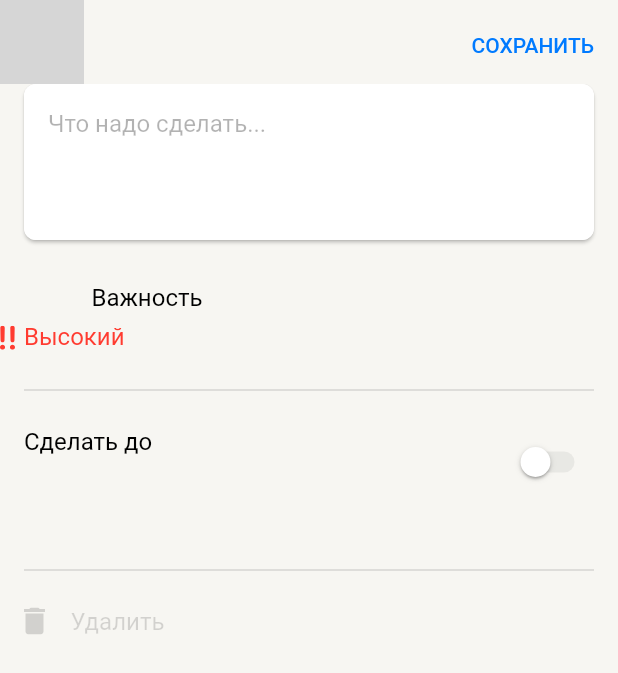
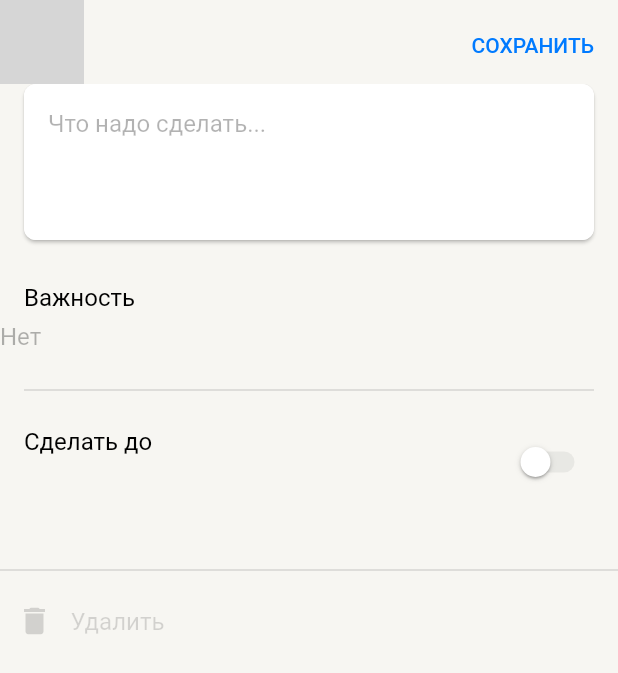
Before and after one commit to Sotonka/todo_list, a Flutter app: the TodoScreen screen opened by its route, on a phone screen of 412 x 824 dp. Shown: the top 673 px of the screen. Run offline on Flutter 3.47's test engine with Material 2 defaults, Android fonts, the phone set to English and light mode, and no system bars; our stand-ins replace dartz, dio, flutter_riverpod, flutter_svg, freezed_annotation, internet_connection_checker and 3 more; accounts and stored records are empty; generated files the repository leaves out were written again; network calls fail; grey boxes are pictures that could not be loaded.

Commit message:
minor fix

```diff
--- a/lib/presentation/screens/todo_screen.dart
+++ b/lib/presentation/screens/todo_screen.dart
@@ -21,9 +21,11 @@
       body: const CustomScrollView(
         slivers: [
           TodoAppBarWidget(),
-          SliverPadding(
+          SliverToBoxAdapter(
+            child: Column(
+              children: [
+                Padding(
                   padding: EdgeInsets.symmetric(horizontal: 16),
-            sliver: SliverToBoxAdapter(
                   child: Column(
                     crossAxisAlignment: CrossAxisAlignment.start,
                     children: [
@@ -35,12 +37,17 @@
                       SizedBox(height: 16),
                       DeadlineFormWidget(),
                       SizedBox(height: 40),
+                    ],
+                  ),
+                ),
                 DividerWidget(),
                 SizedBox(height: 16),
-                  DeleteButtonWidget(),
+                Padding(
+                  padding: EdgeInsets.symmetric(horizontal: 16),
+                  child: DeleteButtonWidget(),
+                ),
                 SizedBox(height: 40),
               ],
-              ),
             ),
           ),
         ],
--- a/lib/presentation/ui_kit/strings.dart
+++ b/lib/presentation/ui_kit/strings.dart
@@ -12,11 +12,6 @@
   static const String todoImportanceNo = 'Нет';
   static const String todoImportanceLow = 'Низкий';
   static const String todoImportanceHigh = 'Высокий';
-  static const Map<String, String> todoImportanceMap = {
-    'low': 'низкий',
-    'basic': 'нет',
-    'important': 'высокий',
-  };
 
   static const String api = '';
 
--- a/lib/presentation/widgets/main_screen_widgets/sliver_title_delegate.dart
+++ b/lib/presentation/widgets/main_screen_widgets/sliver_title_delegate.dart
@@ -57,7 +57,7 @@
               color: themeColors.backPrimary,
               boxShadow: [
                 BoxShadow(
-                  color: Color.fromARGB(lerpDouble(20, 0, k)!.toInt(), 0, 0, 0),
+                  color: Color.fromARGB(lerpDouble(80, 0, k)!.toInt(), 0, 0, 0),
                   spreadRadius: 3,
                   blurRadius: 7,
                   offset: const Offset(0, 3),
--- a/lib/presentation/widgets/todo_screen_widgets/importance_form.dart
+++ b/lib/presentation/widgets/todo_screen_widgets/importance_form.dart
@@ -14,6 +14,7 @@
     final stateNotifier = ref.read(todoEditProvider.notifier);
 
     return Column(
+      crossAxisAlignment: CrossAxisAlignment.start,
       children: [
         Text(
           AppStrings.todoFormImportance,
@@ -26,19 +27,24 @@
           child: ButtonTheme(
             alignedDropdown: true,
             child: DropdownButtonFormField(
+              elevation: 1,
               iconDisabledColor: Colors.transparent,
               iconEnabledColor: Colors.transparent,
               dropdownColor: themeColors.backElevated,
-              value: state.importance == 'no'
-                  ? 'Нет'
+              value: state.importance == 'basic'
+                  ? AppStrings.todoImportanceNo
                   : state.importance == 'low'
-                      ? 'Низкий'
-                      : 'Высокий',
-              items: ['Нет', 'Низкий', 'Высокий']
+                      ? AppStrings.todoImportanceLow
+                      : AppStrings.todoImportanceHigh,
+              items: [
+                AppStrings.todoImportanceNo,
+                AppStrings.todoImportanceLow,
+                AppStrings.todoImportanceHigh,
+              ]
                   .map(
                     (item) => DropdownMenuItem(
                       value: item,
-                      child: item == 'Высокий'
+                      child: item == AppStrings.todoImportanceHigh
                           ? RichText(
                               maxLines: 3,
                               overflow: TextOverflow.ellipsis,
@@ -61,13 +67,14 @@
                           : Text(
                               item,
                               style: theme.primaryTextTheme.bodyMedium!
-                                  .copyWith(color: themeColors.labelPrimary),
+                                  .copyWith(color: themeColors.labelTetriary),
                             ),
                     ),
                   )
                   .toList(),
               onChanged: (value) {
-                stateNotifier.updateImportance(value ?? 'нет');
+                stateNotifier
+                    .updateImportance(value ?? AppStrings.todoImportanceNo);
               },
               decoration: const InputDecoration(
                 border: InputBorder.none,
```
Also changed, not shown: lib/presentation/providers/edit_todo_provider.dart (+7 -6 lines). Lines whose indentation alone changed are shown as unchanged.
